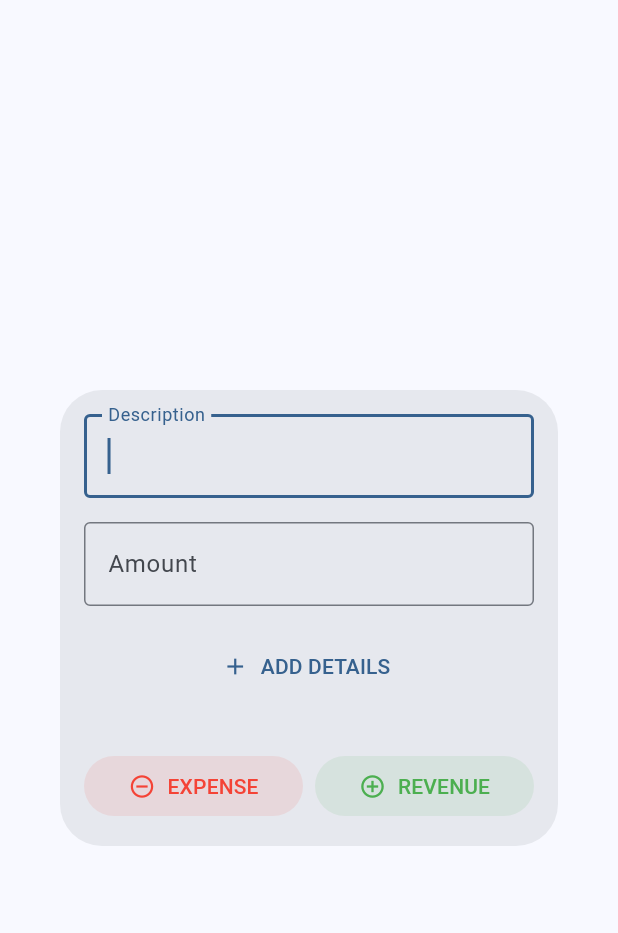
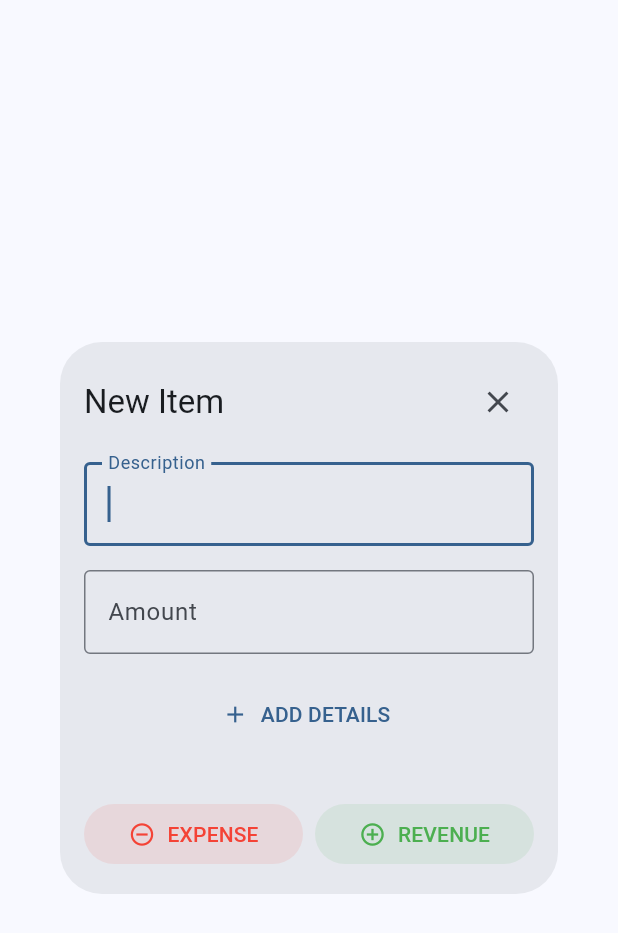
Before and after one commit to fabrigeas-source/balance-sheet, a Flutter app: the NewItemModal widget shown alone on an empty page, opened directly, on a phone screen of 412 x 824 dp. Shown: the top 933 px of the screen. Run offline on Flutter 3.47's test engine with Material 3 defaults, Android fonts, the light colour scheme and no system bars.

Commit message:
feat: add header with title and close button to New Item modal

```diff
--- a/frontend/lib/widgets/new_item_modal.dart
+++ b/frontend/lib/widgets/new_item_modal.dart
@@ -38,6 +38,21 @@ class _NewItemModalState extends State<NewItemModal> {
           child: Column(
             mainAxisSize: MainAxisSize.min,
             children: [
+              Row(
+                mainAxisAlignment: MainAxisAlignment.spaceBetween,
+                children: [
+                  Text(
+                    'New Item',
+                    style: Theme.of(context).textTheme.titleLarge,
+                  ),
+                  IconButton(
+                    icon: const Icon(Icons.close),
+                    onPressed: () => Navigator.of(context).pop(),
+                    tooltip: 'Close',
+                  ),
+                ],
+              ),
+              const SizedBox(height: 16),
               TextFormField(
                 controller: _descriptionController,
                 autofocus: true,
```
